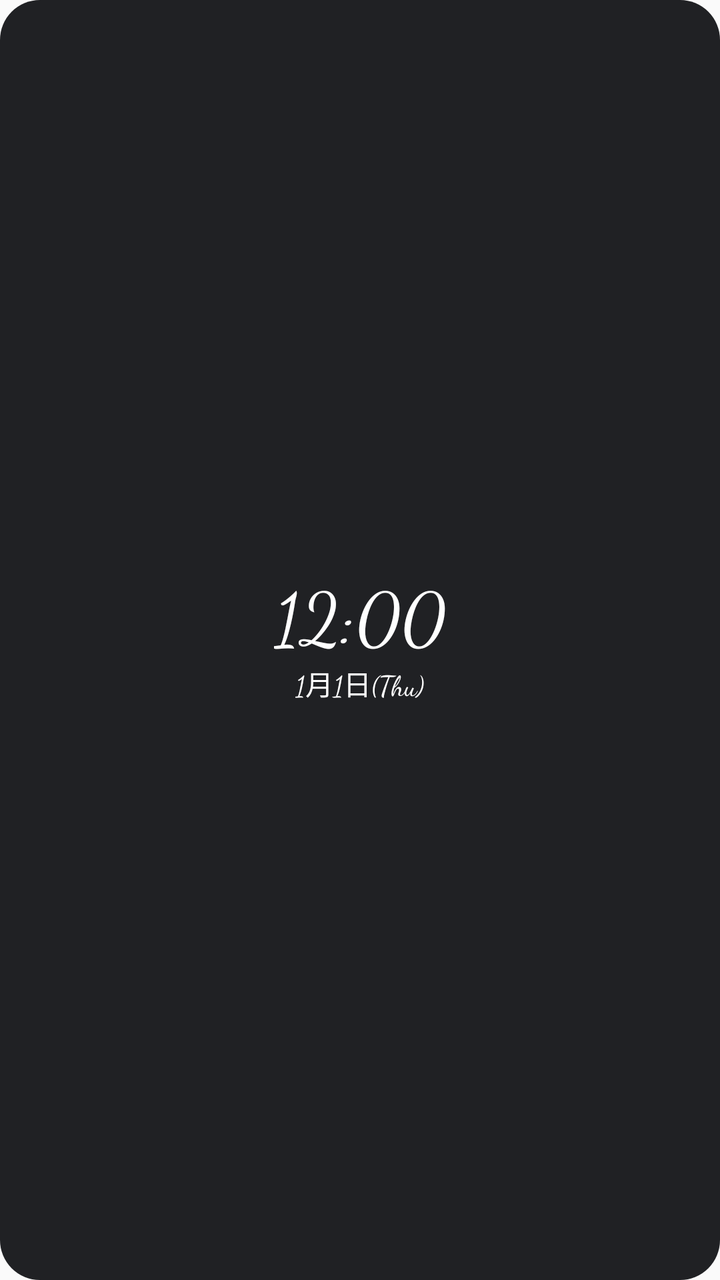
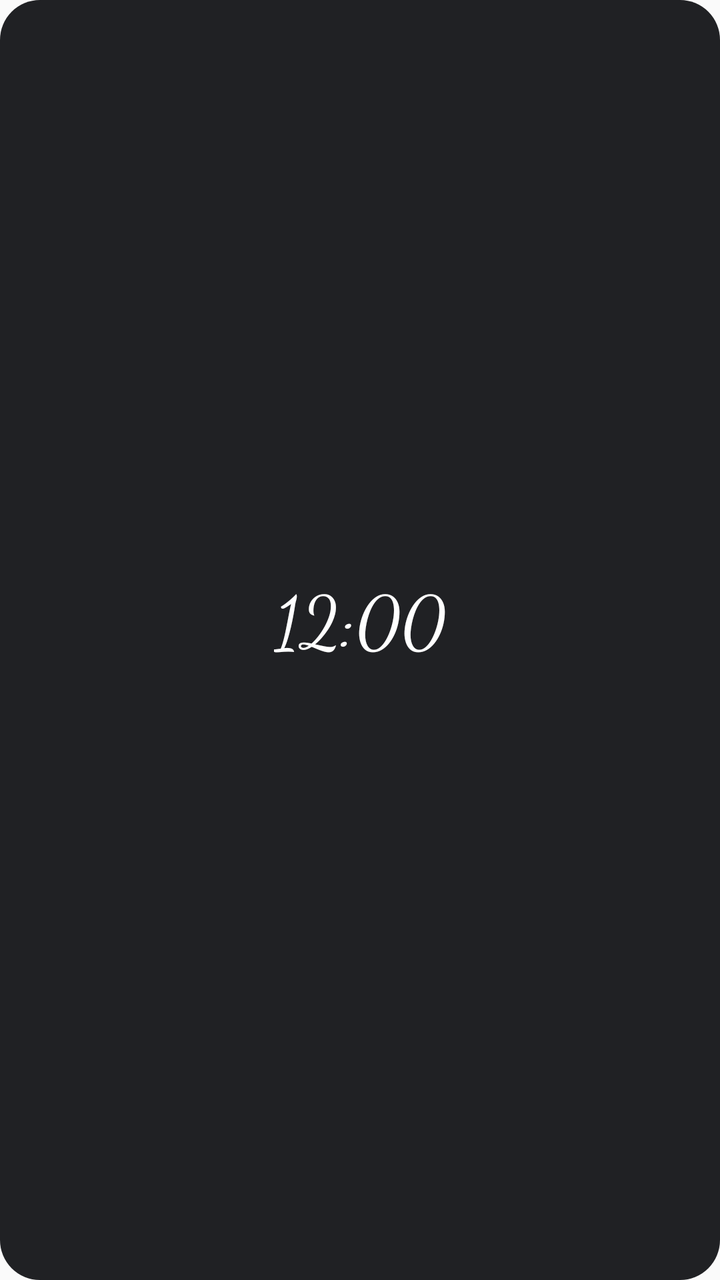

Screens rendered from an Android XML layout before and after an edit, with the pre-edit source and the edit as a unified diff.
<!-- AndroidManifest.xml: application theme android:Theme.Material.Light.NoActionBar -->
<!-- res/layout/widget_cursive.xml -->
<?xml version="1.0" encoding="utf-8"?>
<FrameLayout xmlns:android="http://schemas.android.com/apk/res/android"
    android:id="@+id/root"
    android:layout_width="match_parent"
    android:layout_height="match_parent">

    <ImageView
        android:id="@+id/bg"
        android:layout_width="match_parent"
        android:layout_height="match_parent"
        android:scaleType="fitXY"
        android:src="@drawable/widget_bg" />

    <LinearLayout
        android:layout_width="match_parent"
        android:layout_height="match_parent"
        android:gravity="center"
        android:id="@+id/content"
        android:orientation="vertical"
        android:padding="8dp">

        <TextClock
            android:id="@+id/time"
            android:fontFamily="cursive"
            android:layout_width="wrap_content"
            android:layout_height="wrap_content"
            android:format12Hour="h:mm"
            android:format24Hour="H:mm"
            android:includeFontPadding="false"
            android:maxLines="1"
            android:textColor="#FFFFFF"
            android:textSize="36sp" />

        <TextClock
            android:id="@+id/date"
            android:fontFamily="cursive"
            android:layout_width="wrap_content"
            android:layout_height="wrap_content"
            android:format12Hour="M月d日(E)"
            android:format24Hour="M月d日(E)"
            android:includeFontPadding="false"
            android:maxLines="1"
            android:textColor="#FFFFFF"
            android:textSize="14sp" />
    </LinearLayout>
</FrameLayout>
<!-- resources referenced by this layout -->
<resources>
  <!-- drawable widget_bg (drawable) -->
  <shape xmlns:android="http://schemas.android.com/apk/res/android" android:shape="rectangle">
      <solid android:color="#202124" />
      <corners android:radius="20dp" />
  </shape>
</resources>

<!-- the commit's change to res/layout/widget_cursive.xml (unified diff, before → after) -->
@@ -12,18 +12,18 @@
         android:src="@drawable/widget_bg" />
 
     <LinearLayout
+        android:id="@+id/content"
         android:layout_width="match_parent"
         android:layout_height="match_parent"
         android:gravity="center"
-        android:id="@+id/content"
         android:orientation="vertical"
         android:padding="8dp">
 
         <TextClock
             android:id="@+id/time"
-            android:fontFamily="cursive"
             android:layout_width="wrap_content"
             android:layout_height="wrap_content"
+            android:fontFamily="cursive"
             android:format12Hour="h:mm"
             android:format24Hour="H:mm"
             android:includeFontPadding="false"
@@ -31,13 +31,11 @@
             android:textColor="#FFFFFF"
             android:textSize="36sp" />
 
-        <TextClock
+        <TextView
             android:id="@+id/date"
-            android:fontFamily="cursive"
             android:layout_width="wrap_content"
             android:layout_height="wrap_content"
-            android:format12Hour="M月d日(E)"
-            android:format24Hour="M月d日(E)"
+            android:fontFamily="cursive"
             android:includeFontPadding="false"
             android:maxLines="1"
             android:textColor="#FFFFFF"
